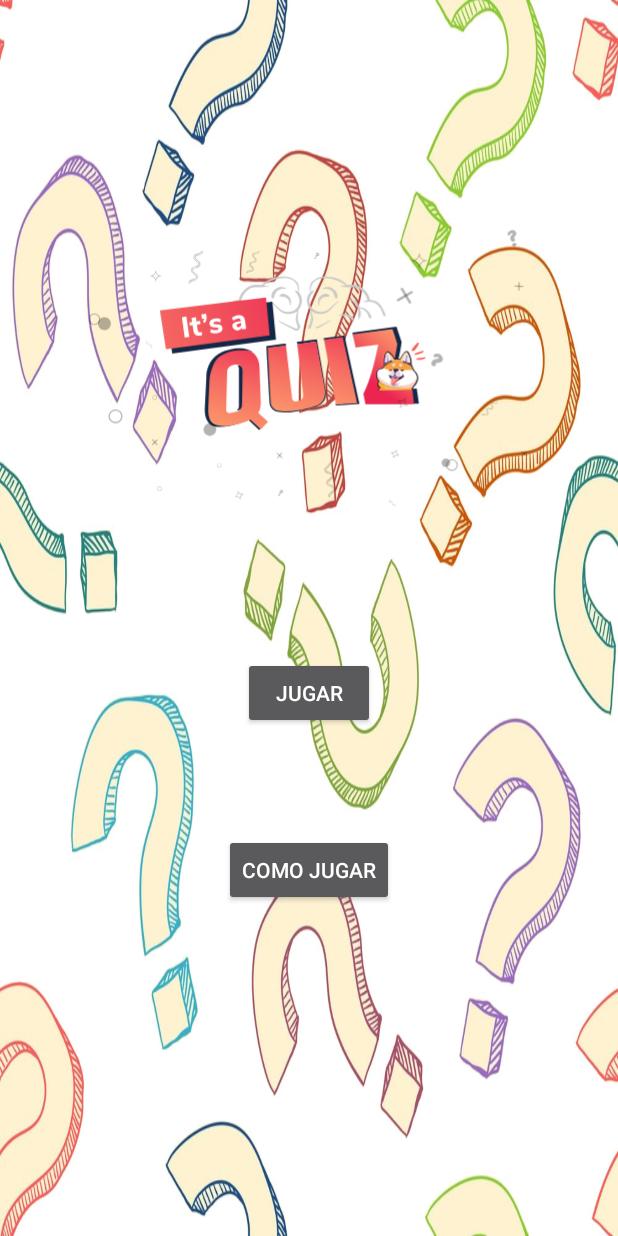
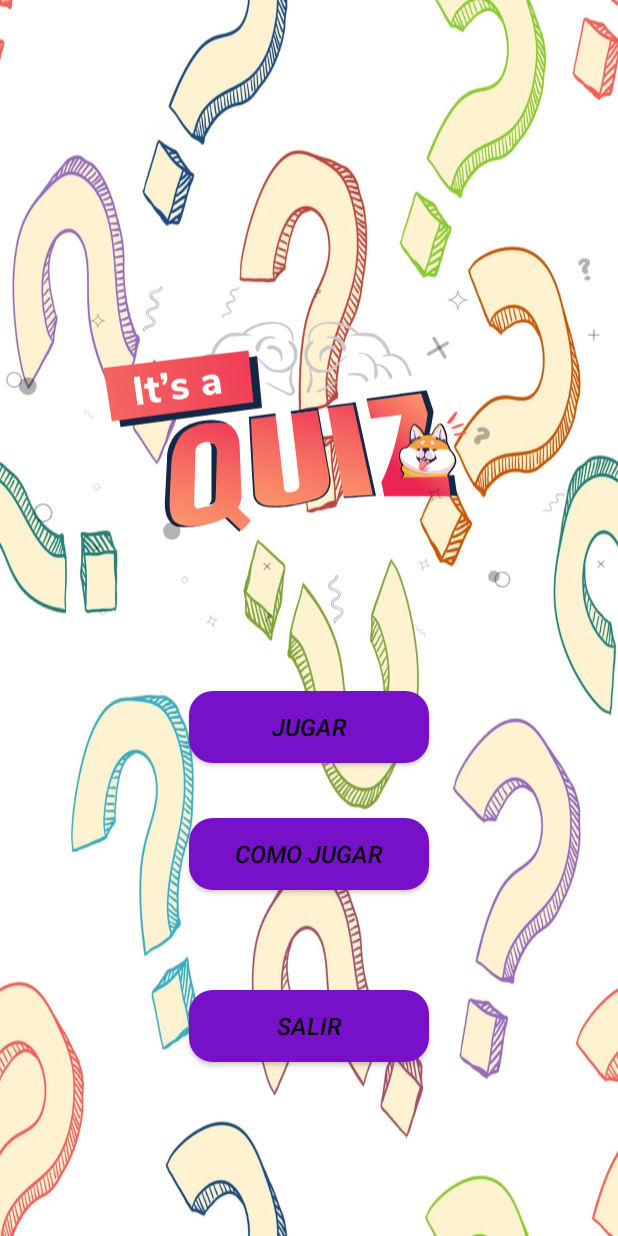
Before and after one commit to Alvaro-Cano/PracticaLDM, an Android app: the screen it shows after launch (Menu), on a phone screen of 412 x 824 dp. Run offline under Robolectric (Android 15) with nearby library versions, the phone set to English and light mode, and no system bars.

Commit message:
Update menu

```diff
--- a/app/src/main/java/com/example/itsaquiz/Menu.java
+++ b/app/src/main/java/com/example/itsaquiz/Menu.java
@@ -2,7 +2,9 @@ package com.example.itsaquiz;
 
 import androidx.appcompat.app.AppCompatActivity;
 
+import android.content.Intent;
 import android.os.Bundle;
+import android.view.View;
 
 public class Menu extends AppCompatActivity {
 
@@ -11,4 +13,14 @@ public class Menu extends AppCompatActivity {
         super.onCreate(savedInstanceState);
         setContentView(R.layout.activity_main);
     }
+
+    public void Jugar (View v){
+        Intent play = new Intent(this,ComoJugar.class);
+        startActivity(play);
+    }
+
+    public void ComoJugar (View v){
+        Intent como = new Intent(this,ComoJugar.class);
+        startActivity(como);
+    }
 }
--- /dev/null
+++ b/app/src/main/res/drawable/bordes_redondos.xml
@@ -0,0 +1,11 @@
+<?xml version="1.0" encoding="utf-8"?>
+<shape xmlns:android="http://schemas.android.com/apk/res/android" android:shape="rectangle">
+
+        <solid android:color="#7610c9" />
+        <stroke android:width="0dip" android:color="#000000" />
+         <corners android:bottomRightRadius="16dp"
+           android:bottomLeftRadius="16dp"
+           android:topRightRadius="16dp"
+           android:topLeftRadius="16dp"/>
+
+</shape>
--- a/app/src/main/res/layout/activity_main.xml
+++ b/app/src/main/res/layout/activity_main.xml
@@ -9,28 +9,30 @@
 
     <com.airbnb.lottie.LottieAnimationView
         android:id="@+id/animation_view"
-        android:layout_width="300dp"
-        android:layout_height="282dp"
-
-
+        android:layout_width="410dp"
+        android:layout_height="281dp"
         android:layout_marginBottom="330dp"
-
-
         app:layout_constraintBottom_toBottomOf="parent"
-
         app:layout_constraintEnd_toEndOf="parent"
+        app:layout_constraintHorizontal_bias="0.0"
         app:layout_constraintStart_toStartOf="parent"
         app:layout_constraintTop_toTopOf="parent"
+        app:layout_constraintVertical_bias="0.75"
         app:lottie_autoPlay="true"
         app:lottie_fileName="28891_quiz_bump.json"
         app:lottie_loop="true" />
 
     <Button
+        android:background="@drawable/bordes_redondos"
+        android:textColor="@color/black"
         android:id="@+id/buttonInicio"
-        android:layout_width="wrap_content"
+
+        android:layout_width="160dp"
         android:layout_height="wrap_content"
         android:layout_marginStart="150dp"
-        android:layout_marginTop="50dp"
+        android:layout_marginTop="20dp"
+        android:textStyle="italic"
+        android:textSize="16dp"
         android:layout_marginEnd="150dp"
         android:text="Jugar"
         app:layout_constraintEnd_toEndOf="parent"
@@ -38,13 +40,33 @@
         app:layout_constraintTop_toBottomOf="@+id/animation_view" />
 
     <Button
+        android:background="@drawable/bordes_redondos"
+        android:textColor="@color/black"
         android:id="@+id/buttonComoJugar"
-        android:layout_width="wrap_content"
+        android:layout_width="160dp"
         android:layout_height="wrap_content"
-        android:layout_marginTop="-150dp"
+        android:textStyle="italic"
+        android:textSize="16dp"
+        android:onClick="ComoJugar"
         android:text="Como jugar"
+        app:layout_constraintBottom_toTopOf="@+id/buttonSalir"
+        app:layout_constraintEnd_toEndOf="parent"
+        app:layout_constraintStart_toStartOf="parent"
+        app:layout_constraintTop_toBottomOf="@+id/buttonInicio"
+        app:layout_constraintVertical_bias="0.357" />
+
+    <Button
+        android:background="@drawable/bordes_redondos"
+        android:textColor="@color/black"
+        android:id="@+id/buttonSalir"
+        android:layout_width="160dp"
+        android:layout_height="wrap_content"
+        android:layout_marginBottom="116dp"
+        android:text="Salir"
+        android:textStyle="italic"
+        android:textSize="16dp"
         app:layout_constraintBottom_toBottomOf="parent"
         app:layout_constraintEnd_toEndOf="parent"
-        app:layout_constraintStart_toStartOf="parent"
-        app:layout_constraintTop_toBottomOf="@+id/buttonInicio" />
+        app:layout_constraintHorizontal_bias="0.501"
+        app:layout_constraintStart_toStartOf="parent" />
 </androidx.constraintlayout.widget.ConstraintLayout>
```
